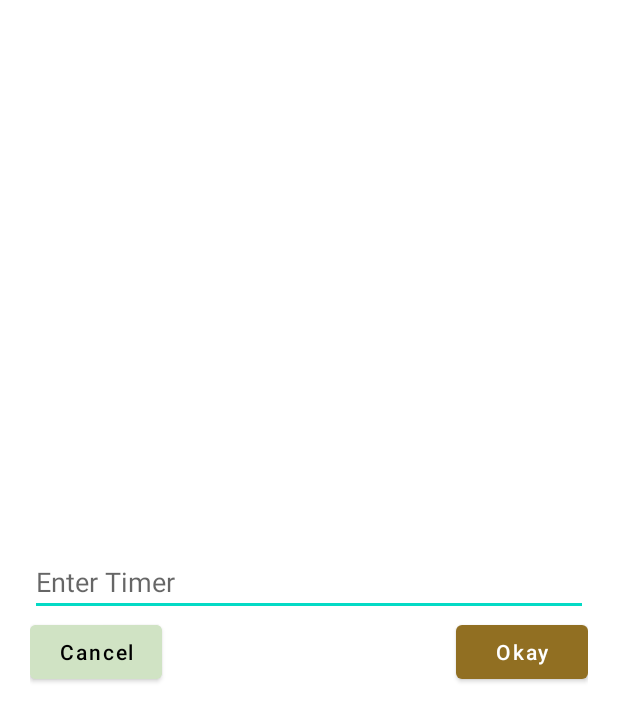
After one commit to shahrazeahmad07/Timer-App-Demo, an Android app: the layout dialog_set_timer.xml on its own in the app's theme, with its tools: preview values and no code run, on a phone screen of 412 x 824 dp. The commit adds this screen. Shown: the top 721 px of the screen. Run offline under Robolectric (Android 15) with nearby library versions, the light colour scheme and no system bars.

Commit message:
Select time dialog added

```diff
--- /dev/null
+++ b/app/src/main/res/layout/dialog_set_timer.xml
@@ -0,0 +1,38 @@
+<?xml version="1.0" encoding="utf-8"?>
+<RelativeLayout xmlns:android="http://schemas.android.com/apk/res/android"
+    android:layout_width="match_parent"
+    android:layout_height="match_parent"
+    xmlns:app="http://schemas.android.com/apk/res-auto"
+    android:gravity="center"
+    android:padding="20dp">
+
+    <EditText
+        android:id="@+id/etSetTimer"
+        android:layout_width="match_parent"
+        android:layout_height="wrap_content"
+        android:inputType="number"
+        android:hint="@string/enter_timer"
+        android:layout_alignParentTop="true"/>
+
+    <Button
+        android:id="@+id/btnCancel"
+        android:layout_width="wrap_content"
+        android:layout_height="wrap_content"
+        android:text="@string/cancel"
+        android:backgroundTint="@color/purple_200"
+        android:textColor="@color/black"
+        android:layout_alignParentStart="true"
+        android:layout_below="@+id/etSetTimer"
+        android:textAllCaps="false"/>
+
+    <Button
+        android:id="@+id/btnOkay"
+        android:layout_width="wrap_content"
+        android:layout_height="wrap_content"
+        android:text="@string/okay"
+        android:textAllCaps="false"
+        android:layout_below="@+id/etSetTimer"
+        android:layout_alignParentEnd="true"/>
+
+
+</RelativeLayout>
--- a/app/src/main/res/values/strings.xml
+++ b/app/src/main/res/values/strings.xml
@@ -3,4 +3,7 @@
     <string name="start">Start</string>
     <string name="pause">Pause</string>
     <string name="reset">Reset</string>
+    <string name="enter_timer">Enter Timer</string>
+    <string name="cancel">Cancel</string>
+    <string name="okay">Okay</string>
 </resources>
```
Also changed, not shown: app/src/main/java/com/example/timerdemoapp/MainActivity.kt (+29 -2 lines).
